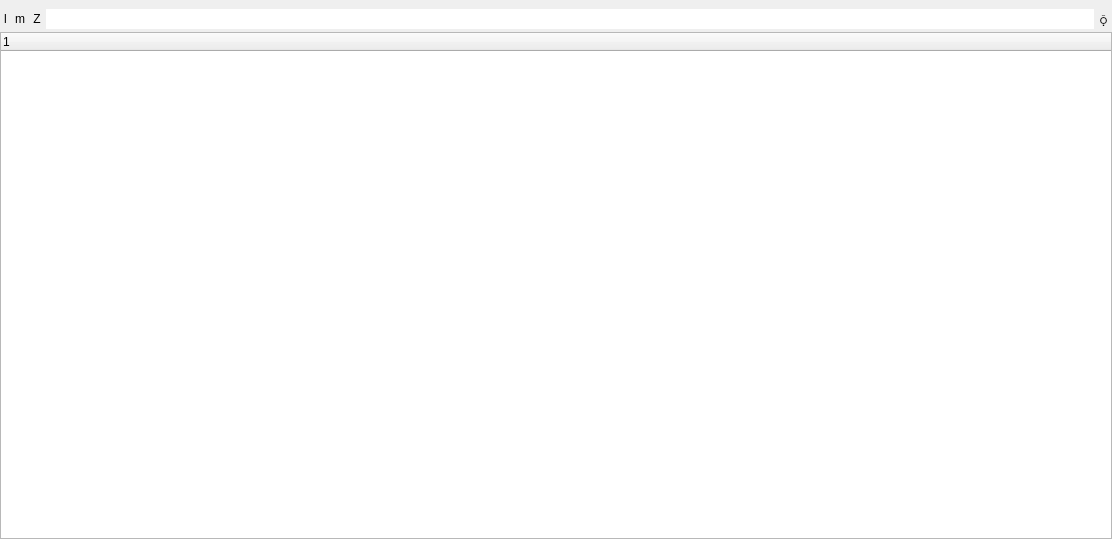
First picture: the form in homie-web/widgets/mainwindow/mainwindow.ui, repository HaveSomeRubicon/Rubicon-Web, before the edit.
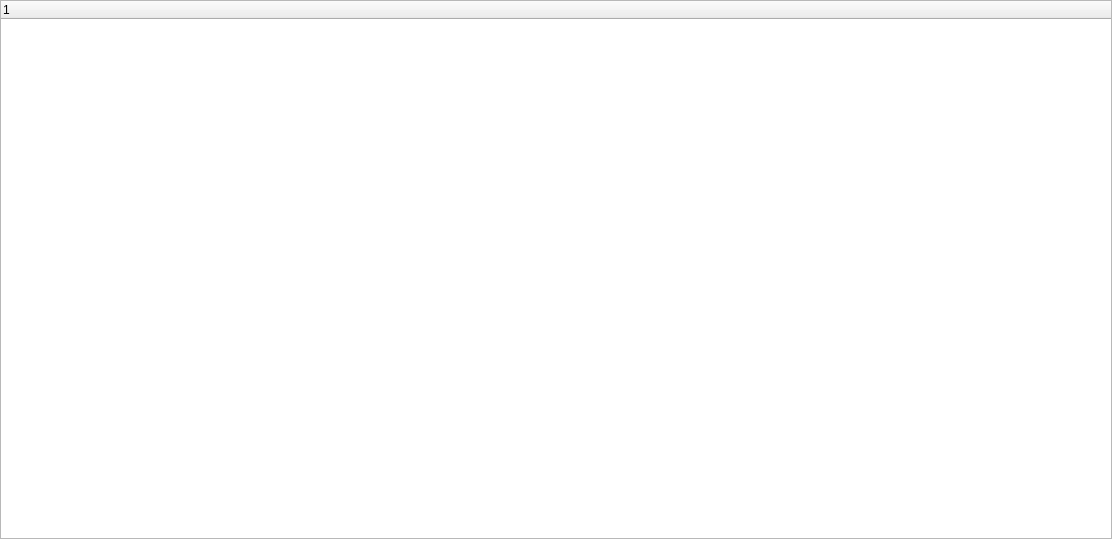
Second picture: the form after the edit.

What changed in the file:
```diff
--- a/homie-web/widgets/mainwindow/mainwindow.ui
+++ b/homie-web/widgets/mainwindow/mainwindow.ui
@@ -38,236 +38,10 @@
     <property name="bottomMargin">
      <number>0</number>
     </property>
-    <item>
-     <widget class="QWidget" name="top_bar" native="true">
-      <property name="sizePolicy">
-       <sizepolicy hsizetype="Preferred" vsizetype="Maximum">
-        <horstretch>0</horstretch>
-        <verstretch>0</verstretch>
-       </sizepolicy>
-      </property>
-      <property name="styleSheet">
-       <string notr="true">QWidget {
-	border: 0px;
-}</string>
-      </property>
-      <layout class="QVBoxLayout" name="top_bar_layout">
-       <property name="spacing">
-        <number>0</number>
-       </property>
-       <property name="leftMargin">
-        <number>0</number>
-       </property>
-       <property name="topMargin">
-        <number>0</number>
-       </property>
-       <property name="rightMargin">
-        <number>0</number>
-       </property>
-       <property name="bottomMargin">
-        <number>0</number>
-       </property>
-       <item>
-        <widget class="QWidget" name="tab_bar" native="true">
-         <property name="sizePolicy">
-          <sizepolicy hsizetype="Ignored" vsizetype="Preferred">
-           <horstretch>0</horstretch>
-           <verstretch>0</verstretch>
-          </sizepolicy>
-         </property>
-         <property name="styleSheet">
-          <string notr="true">QWidget {
-	background-color: /tab_bar_bg_color/;
-}
-QTabBar {
-	background: /tab_bar_bg_color/;
-	border: 0px;	
-	color: white;
-}
-QTabBar::tab {
-    background: /tab_bg_color/;
-    border: 2px solid /tab_bar_accent_color/;
-    border-radius: 6px;
-    padding: 4px;
-	margin: 2px;
-	color: /tab_font_color/;
-}
-QTabBar::tab:hover {
-	background-color: /tab_hover_color/;
-}
-QTabBar::tab:selected {
-	background: /tab_focus_color/;
-}</string>
-         </property>
-         <layout class="QHBoxLayout" name="tab_bar_layout">
-          <property name="spacing">
-           <number>0</number>
-          </property>
-          <property name="leftMargin">
-           <number>0</number>
-          </property>
-          <property name="topMargin">
-           <number>4</number>
-          </property>
-          <property name="rightMargin">
-           <number>0</number>
-          </property>
-          <property name="bottomMargin">
-           <number>2</number>
-          </property>
-         </layout>
-        </widget>
-       </item>
-       <item>
-        <widget class="QWidget" name="nav_bar" native="true">
-         <property name="styleSheet">
-          <string notr="true">QWidget {
-	background-color: /nav_bar_bg_color/;
-}
-QWidget {
-	border: 0px;
-}
-QPushButton {
-	background-color: rgba(21, 21, 21, 0);
-	color: /nav_bar_accent_color/;
-	border: 0px;
-	font: 24px &quot;dripicons-v2&quot;;
-	margin: 2px;
-	padding: 2px;
-}
-QPushButton:hover {
-	background-color: /nav_bar_hover_color/;
-	border-radius: 10px;
-}
-QPushButton:pressed {
-	padding-top: 4px;
-	padding-left: 4px;
-}
-QLineEdit {
-	background-color: /url_bar_bg_color/;
-	border-radius: 13px;
-	color: rgb(255, 255, 255);
-	padding-left: 8px;
-	padding-bottom: 2px;
-	margin-top: 3px;
-	margin-bottom: 3px;
-	margin-left: 1px;
-	margin-right: 1px;
-	border: 2px solid /nav_bar_accent_color/;
-}
-QLineEdit:hover {
-	background-color: /nav_bar_hover_color/;
-}
-QLineEdit:focus {
-	background-color: /nav_bar_focus_color/;
-}</string>
-         </property>
-         <layout class="QHBoxLayout" name="main_bar_layout">
-          <property name="spacing">
-           <number>0</number>
-          </property>
-          <property name="leftMargin">
-           <number>0</number>
-          </property>
-          <property name="topMargin">
-           <number>0</number>
-          </property>
-          <property name="rightMargin">
-           <number>0</number>
-          </property>
-          <property name="bottomMargin">
-           <number>0</number>
-          </property>
-          <item>
-           <widget class="QPushButton" name="back_button">
-            <property name="text">
-             <string>l</string>
-            </property>
-            <property name="iconSize">
-             <size>
-              <width>23</width>
-              <height>23</height>
-             </size>
-            </property>
-           </widget>
-          </item>
-          <item>
-           <widget class="QPushButton" name="forward_button">
-            <property name="text">
-             <string>m</string>
-            </property>
-            <property name="iconSize">
-             <size>
-              <width>23</width>
-              <height>23</height>
-             </size>
-            </property>
-           </widget>
-          </item>
-          <item>
-           <widget class="QPushButton" name="reload_and_stop_button">
-            <property name="text">
-             <string>Z</string>
-            </property>
-            <property name="iconSize">
-             <size>
-              <width>23</width>
-              <height>23</height>
-             </size>
-            </property>
-           </widget>
-          </item>
-          <item>
-           <widget class="QLineEdit" name="url_bar">
-            <property name="sizePolicy">
-             <sizepolicy hsizetype="Expanding" vsizetype="Preferred">
-              <horstretch>0</horstretch>
-              <verstretch>0</verstretch>
-             </sizepolicy>
-            </property>
-            <property name="dragEnabled">
-             <bool>false</bool>
-            </property>
-            <property name="placeholderText">
-             <string>Search or type a URL</string>
-            </property>
-            <property name="clearButtonEnabled">
-             <bool>false</bool>
-            </property>
-           </widget>
-          </item>
-          <item>
-           <widget class="QPushButton" name="new_tab_button">
-            <property name="sizePolicy">
-             <sizepolicy hsizetype="Maximum" vsizetype="Preferred">
-              <horstretch>0</horstretch>
-              <verstretch>0</verstretch>
-             </sizepolicy>
-            </property>
-            <property name="layoutDirection">
-             <enum>Qt::LeftToRight</enum>
-            </property>
-            <property name="text">
-             <string></string>
-            </property>
-            <property name="iconSize">
-             <size>
-              <width>18</width>
-              <height>18</height>
-             </size>
-            </property>
-           </widget>
-          </item>
-         </layout>
-        </widget>
-       </item>
-      </layout>
-     </widget>
-    </item>
     <item>
      <widget class="QSplitter" name="main_layout">
       <property name="sizePolicy">
-       <sizepolicy hsizetype="Expanding" vsizetype="Minimum">
+       <sizepolicy hsizetype="Preferred" vsizetype="Minimum">
         <horstretch>0</horstretch>
         <verstretch>0</verstretch>
        </sizepolicy>
```
